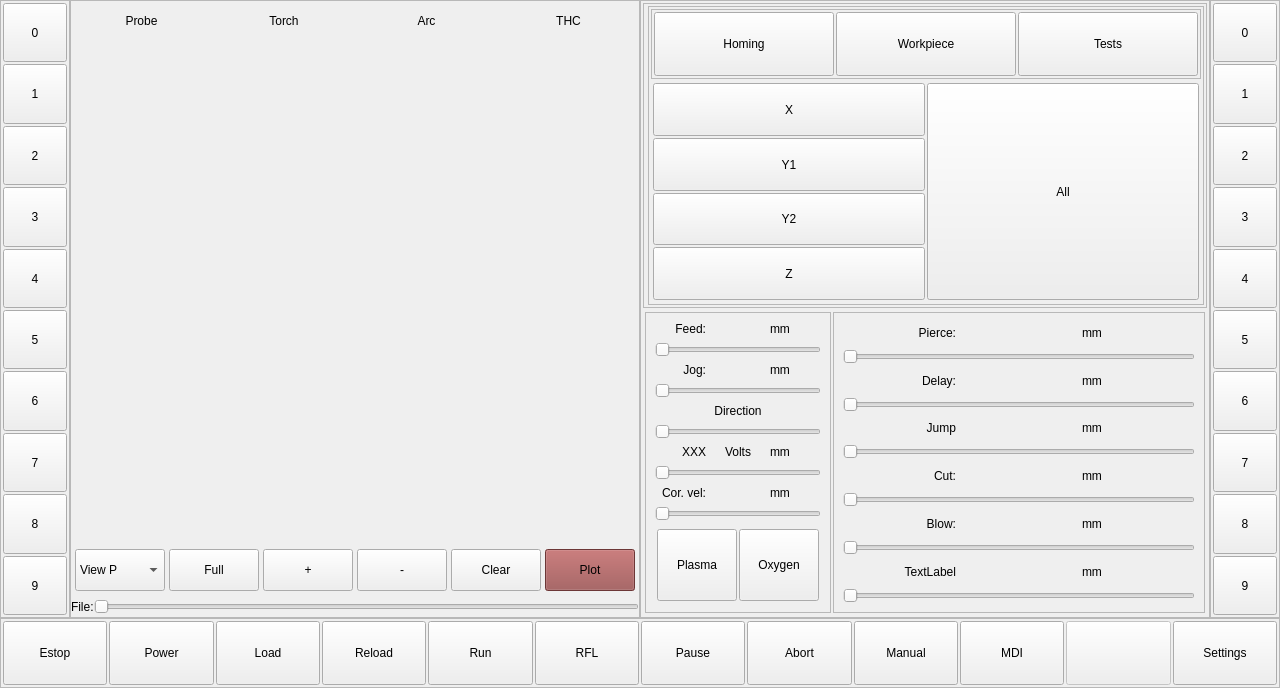
Old version of the form qtgui/qtgui.ui in the repository daiman444/lcnc29_lpt_qtplasma.
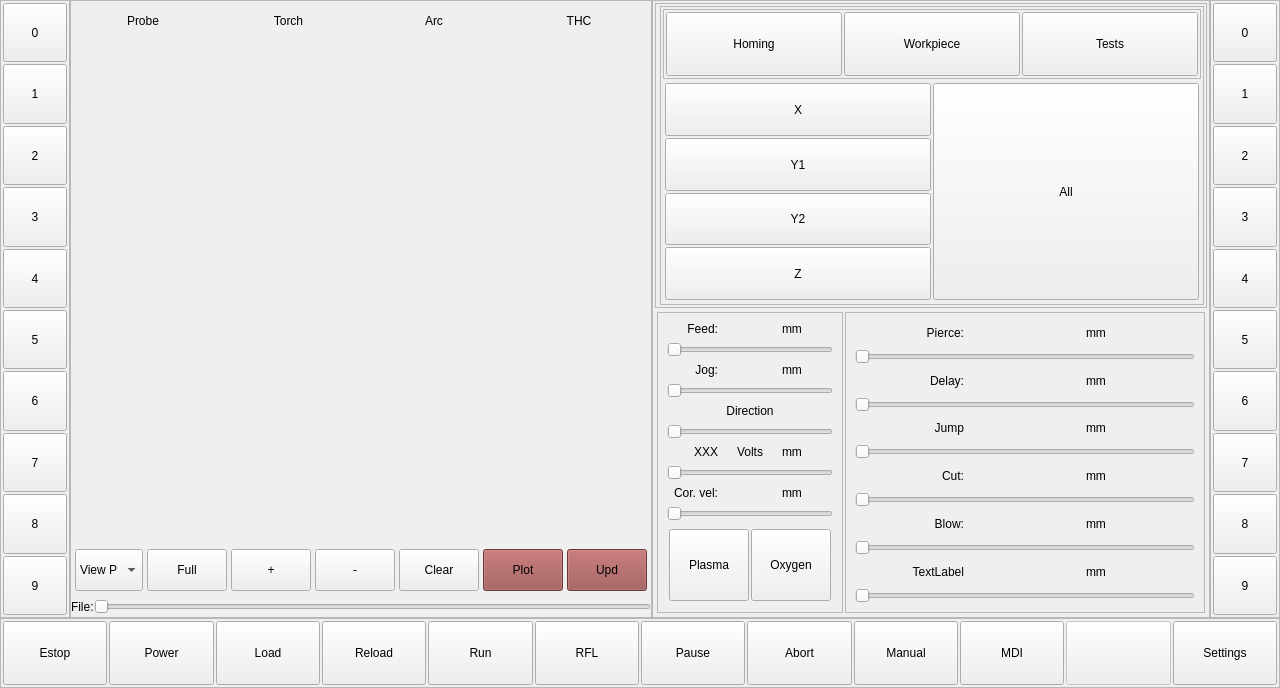
New version of the form. Custom widgets are drawn as their Qt base class.

Commit message: view actions

```diff
--- a/qtgui/qtgui.ui
+++ b/qtgui/qtgui.ui
@@ -902,6 +902,22 @@
                    </property>
                   </widget>
                  </item>
+                 <item>
+                  <widget class="QPushButton" name="pb_view_5">
+                   <property name="sizePolicy">
+                    <sizepolicy hsizetype="Expanding" vsizetype="Expanding">
+                     <horstretch>0</horstretch>
+                     <verstretch>0</verstretch>
+                    </sizepolicy>
+                   </property>
+                   <property name="styleSheet">
+                    <string notr="true">background-color: rgb(151, 75, 75);</string>
+                   </property>
+                   <property name="text">
+                    <string>Upd</string>
+                   </property>
+                  </widget>
+                 </item>
                 </layout>
                </widget>
               </item>
```
The commit also changes 2 other files.
